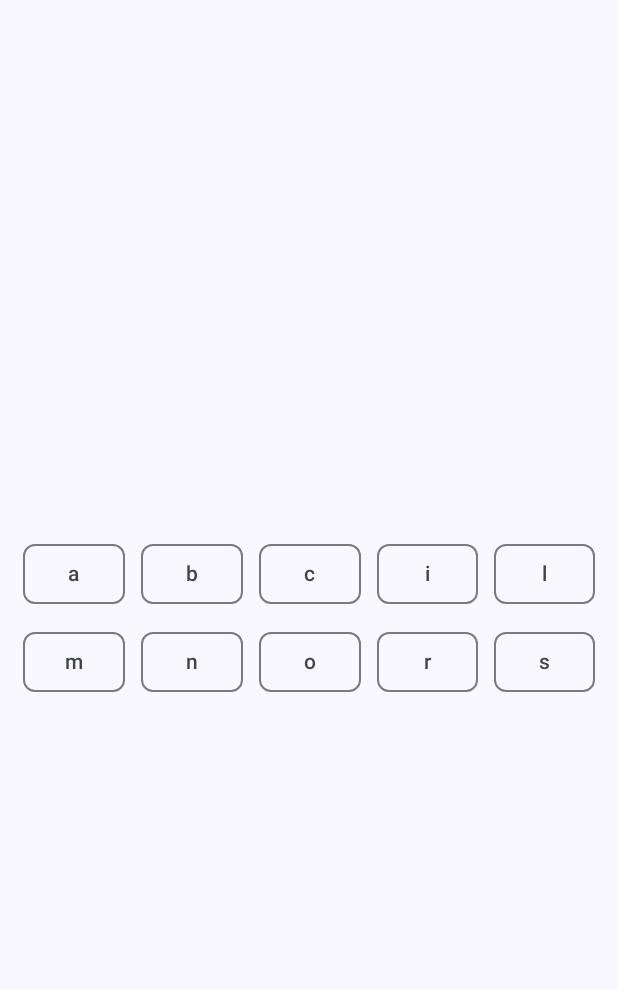
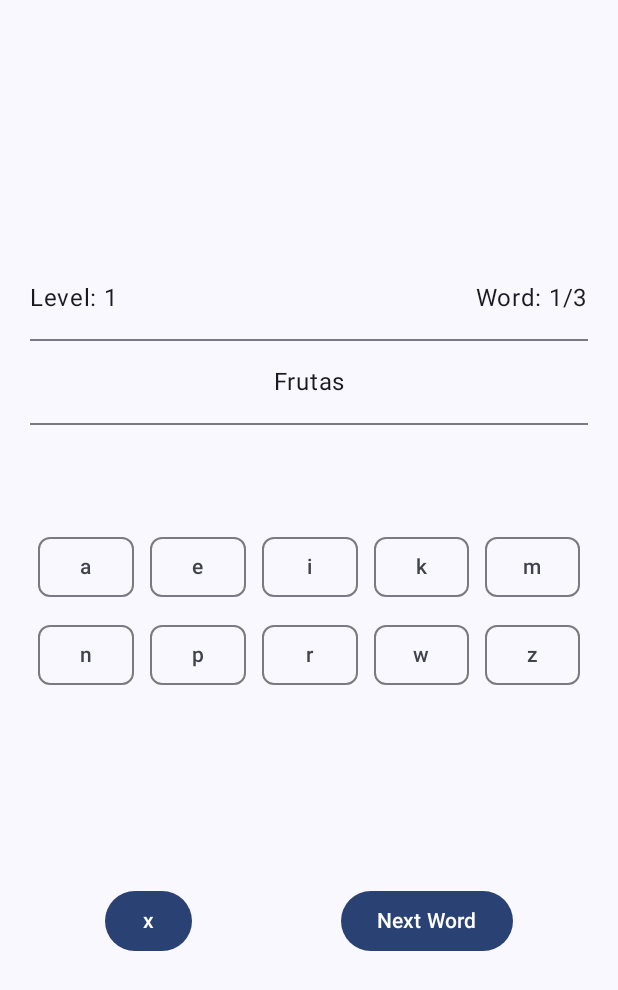
Before and after one commit to JosenRomero/next-letter-puzzle-mobileversion, an Android app built with Jetpack Compose: the PlayScreen screen opened through its navigation route, on a phone screen of 412 x 824 dp. Shown: the top 990 px of the screen. Run offline under Robolectric (Android 15) with nearby library versions, the phone set to English and light mode, and no system bars; our stand-ins replace Dagger/Hilt's generated code, Room's generated code.

Commit message:
feat: PlayScreen functionality

```diff
--- a/app/src/main/java/com/josenromero/nextletterpuzzle/ui/main/navigation/AppNavigation.kt
+++ b/app/src/main/java/com/josenromero/nextletterpuzzle/ui/main/navigation/AppNavigation.kt
@@ -25,8 +25,9 @@ fun AppNavigation() {
         }
         composable(route = AppScreens.PlayScreen.route) {
             PlayScreen(
-                data = gameViewModel.data.value,
-                player = Constants.playerFake
+                currentData = gameViewModel.data.value[0],
+                player = Constants.playerFake,
+                checkAnswer = {}
             )
         }
     }
--- a/app/src/main/java/com/josenromero/nextletterpuzzle/ui/main/views/PlayScreen.kt
+++ b/app/src/main/java/com/josenromero/nextletterpuzzle/ui/main/views/PlayScreen.kt
@@ -4,12 +4,23 @@ import android.content.res.Configuration.UI_MODE_NIGHT_YES
 import androidx.compose.foundation.layout.Arrangement
 import androidx.compose.foundation.layout.Box
 import androidx.compose.foundation.layout.Column
+import androidx.compose.foundation.layout.Row
+import androidx.compose.foundation.layout.Spacer
 import androidx.compose.foundation.layout.fillMaxSize
+import androidx.compose.foundation.layout.fillMaxWidth
+import androidx.compose.foundation.layout.height
 import androidx.compose.foundation.layout.padding
+import androidx.compose.material3.Button
+import androidx.compose.material3.Divider
 import androidx.compose.material3.Scaffold
+import androidx.compose.material3.Text
 import androidx.compose.runtime.Composable
+import androidx.compose.runtime.mutableStateListOf
+import androidx.compose.runtime.mutableStateOf
+import androidx.compose.runtime.remember
 import androidx.compose.ui.Alignment
 import androidx.compose.ui.Modifier
+import androidx.compose.ui.text.style.TextAlign
 import androidx.compose.ui.tooling.preview.Preview
 import androidx.compose.ui.unit.dp
 import com.josenromero.nextletterpuzzle.data.Item
@@ -20,9 +31,13 @@ import com.josenromero.nextletterpuzzle.utils.Constants
 
 @Composable
 fun PlayScreen(
-    data: List<Item>,
-    player: PlayerEntity
+    currentData: Item,
+    player: PlayerEntity,
+    checkAnswer: (words: List<String>) -> Unit
 ) {
+
+    val currentWord = remember { mutableStateOf("") }
+    val words = remember { mutableStateListOf<String>() }
 
     Scaffold {
         Box(
@@ -33,14 +48,61 @@ fun PlayScreen(
             Column(
                 modifier = Modifier
                     .fillMaxSize()
-                    .padding(10.dp),
+                    .padding(20.dp),
                 verticalArrangement = Arrangement.Center,
                 horizontalAlignment = Alignment.CenterHorizontally
             ) {
+                Row(
+                    modifier = Modifier.fillMaxWidth(),
+                    horizontalArrangement = Arrangement.SpaceBetween
+                ) {
+                    Text(text = "Level: ${player.currentLevel}")
+                    Text(text = "Word: ${words.size+1}/${currentData.answer.size}")
+                }
+                Divider(modifier = Modifier.padding(0.dp, 15.dp))
+                Text(
+                    text = currentData.topic,
+                    textAlign = TextAlign.Center
+                )
+                Divider(modifier = Modifier.padding(0.dp, 15.dp))
+                Spacer(modifier = Modifier.height(50.dp))
                 ButtonsContainer(
-                    letters = data[player.currentLevel].letters,
-                    onClick = {}
+                    letters = currentData.letters,
+                    onClick = { letter ->
+                        currentWord.value += letter
+                    }
                 )
+                Spacer(modifier = Modifier.height(50.dp))
+                Text(
+                    text = currentWord.value,
+                    textAlign = TextAlign.Center
+                )
+                Spacer(modifier = Modifier.height(50.dp))
+                Row(
+                    modifier = Modifier.fillMaxWidth(),
+                    horizontalArrangement = Arrangement.SpaceAround
+                ) {
+                    Button(onClick = {
+                        if(currentWord.value.isNotEmpty()) {
+                            currentWord.value = currentWord.value.substring(0, currentWord.value.length -1)
+                        }
+                    }) {
+                        Text(text = "x")
+                    }
+                    Button(onClick = {
+                        words.add(currentWord.value)
+                        currentWord.value = ""
+                        if (words.size == currentData.answer.size) {
+                            checkAnswer(words)
+                        }
+                    }) {
+                        if ((words.size+1) < currentData.answer.size) {
+                            Text(text = "Next Word")
+                        } else {
+                            Text(text = "Check Answer")
+                        }
+                    }
+                }
             }
         }
     }
@@ -53,8 +115,9 @@ fun PlayScreen(
 fun PlayScreenPreview() {
     NextLetterPuzzleTheme {
         PlayScreen(
-            data = Constants.dataFake,
-            player = Constants.playerFake
+            currentData = Constants.dataFake[0],
+            player = Constants.playerFake,
+            checkAnswer = {}
         )
     }
 }
```
